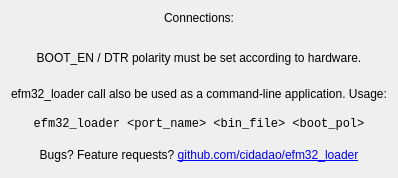
Before: the Qt Designer form helpdialog.ui in rasgo-cc/Gecko-Loader, drawn with Qt 5.
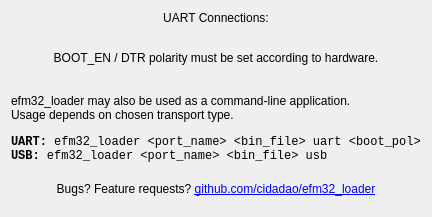
After: the same form once the commit is applied. Icons and pictures are not drawn.

What changed in the file:
```diff
--- a/helpdialog.ui
+++ b/helpdialog.ui
@@ -6,8 +6,8 @@
    <rect>
     <x>0</x>
     <y>0</y>
-    <width>351</width>
-    <height>178</height>
+    <width>417</width>
+    <height>217</height>
    </rect>
   </property>
   <property name="windowTitle">
@@ -23,7 +23,7 @@
       </sizepolicy>
      </property>
      <property name="text">
-      <string>Connections:</string>
+      <string>UART Connections:</string>
      </property>
      <property name="alignment">
       <set>Qt::AlignCenter</set>
@@ -68,10 +68,10 @@
    <item>
     <widget class="QLabel" name="label_4">
      <property name="text">
-      <string>&lt;html&gt;&lt;head/&gt;&lt;body&gt;&lt;p&gt;efm32_loader call also be used as a command-line application. Usage:&lt;/p&gt;&lt;/body&gt;&lt;/html&gt;</string>
+      <string>&lt;html&gt;&lt;head/&gt;&lt;body&gt;&lt;p&gt;efm32_loader may also be used as a command-line application.&lt;br/&gt;Usage depends on chosen transport type.&lt;/p&gt;&lt;/body&gt;&lt;/html&gt;</string>
      </property>
      <property name="alignment">
-      <set>Qt::AlignCenter</set>
+      <set>Qt::AlignLeading|Qt::AlignLeft|Qt::AlignVCenter</set>
      </property>
     </widget>
    </item>
@@ -83,10 +83,10 @@
       </font>
      </property>
      <property name="text">
-      <string>&lt;html&gt;&lt;head/&gt;&lt;body&gt;&lt;p&gt;efm32_loader &amp;lt;port_name&amp;gt; &amp;lt;bin_file&amp;gt; &amp;lt;boot_pol&amp;gt;&lt;/p&gt;&lt;/body&gt;&lt;/html&gt;</string>
+      <string>&lt;html&gt;&lt;head/&gt;&lt;body&gt;&lt;p&gt;&lt;span style=&quot; font-weight:600;&quot;&gt;UART:&lt;/span&gt; efm32_loader &amp;lt;port_name&amp;gt; &amp;lt;bin_file&amp;gt; uart &amp;lt;boot_pol&amp;gt;&lt;br/&gt;&lt;span style=&quot; font-weight:600;&quot;&gt;USB:&lt;/span&gt;  efm32_loader &amp;lt;port_name&amp;gt; &amp;lt;bin_file&amp;gt; usb&lt;/p&gt;&lt;/body&gt;&lt;/html&gt;</string>
      </property>
      <property name="alignment">
-      <set>Qt::AlignCenter</set>
+      <set>Qt::AlignLeading|Qt::AlignLeft|Qt::AlignVCenter</set>
      </property>
     </widget>
    </item>
```
